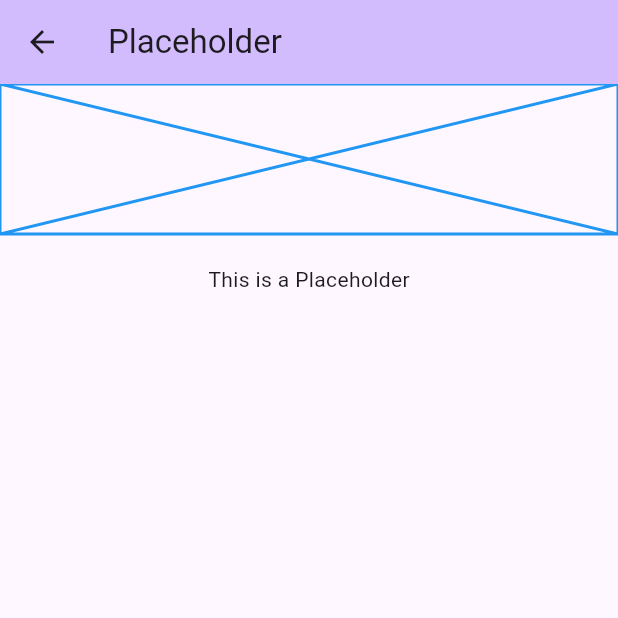
After one commit to azhar-chaudhari/flutter-examples, a Flutter app: the PlaceholderPage screen opened directly, on a phone screen of 412 x 824 dp, the top half of it. The commit adds this screen. Run offline on Flutter 3.47's test engine with Material 2 defaults, Android fonts, the phone set to English and light mode, and no system bars; generated files the repository leaves out were written again.

Commit message:
placeholder page

```diff
--- /dev/null
+++ b/lib/pages/placeholder_page.dart
@@ -0,0 +1,37 @@
+import 'package:flutter/material.dart';
+
+class PlaceholderPage extends StatefulWidget {
+  const PlaceholderPage({super.key});
+
+  @override
+  State<PlaceholderPage> createState() => _PlaceholderPageState();
+}
+
+class _PlaceholderPageState extends State<PlaceholderPage> {
+  @override
+  Widget build(BuildContext context) {
+    return Scaffold(
+      appBar: AppBar(
+        backgroundColor: Theme.of(context).colorScheme.inversePrimary,
+        title: const Text("Placeholder"),
+      ),
+      body: const SingleChildScrollView(
+        child: Center(
+          child: Column(
+            mainAxisAlignment: MainAxisAlignment.center,
+            children: <Widget>[
+              Placeholder(
+                color: Colors.blue,
+                strokeWidth: 2.0,
+                fallbackHeight: 100,
+                fallbackWidth: 100,
+              ),
+              SizedBox(height: 20),
+              Text('This is a Placeholder'),
+            ],
+          ),
+        ),
+      ),
+    );
+  }
+}
--- a/lib/widgets/nav-drawer.dart
+++ b/lib/widgets/nav-drawer.dart
@@ -12,6 +12,7 @@ import 'package:flutter_examples/pages/image_page.dart';
 import 'package:flutter_examples/pages/language_page.dart';
 import 'package:flutter_examples/pages/margin_page.dart';
 import 'package:flutter_examples/pages/padding_page.dart';
+import 'package:flutter_examples/pages/placeholder_page.dart';
 import 'package:flutter_examples/pages/popupmenu_page.dart';
 import 'package:flutter_examples/pages/profile.dart';
 import 'package:flutter_examples/pages/scaffold_page.dart';
@@ -161,6 +162,18 @@ class NavDrawer extends StatelessWidget {
                       context,
                       MaterialPageRoute(
                           builder: (context) => const TooltipPage()),
+                    );
+                  },
+                ),
+                ListTile(
+                  leading: const Icon(Icons.verified_user),
+                  title: const Text('Placeholder'),
+                  onTap: () {
+                    Navigator.pop(context); // Close the drawer
+                    Navigator.push(
+                      context,
+                      MaterialPageRoute(
+                          builder: (context) => const PlaceholderPage()),
                     );
                   },
                 ),
```
